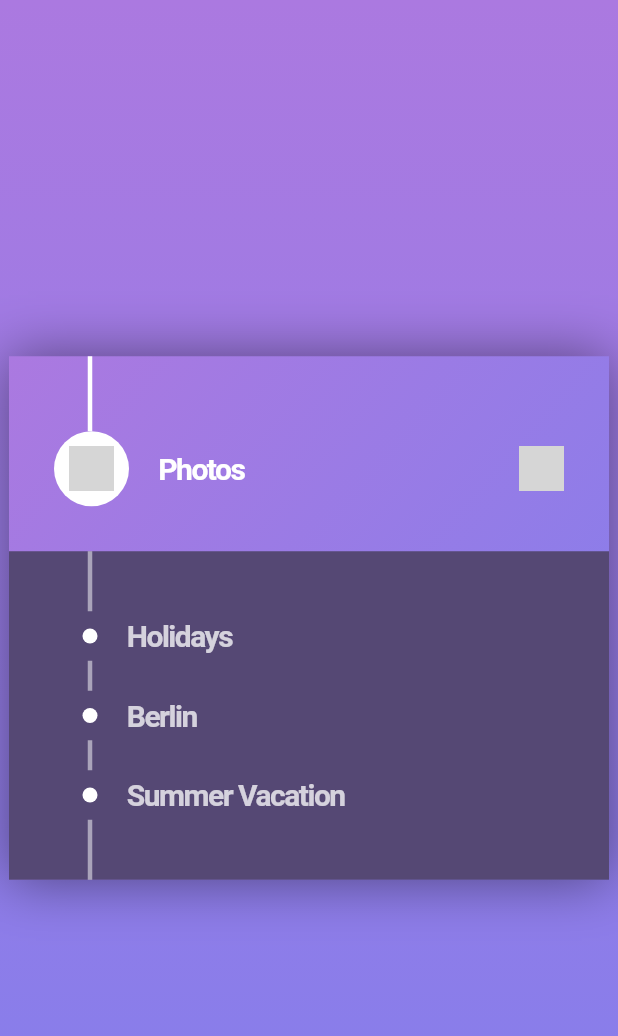
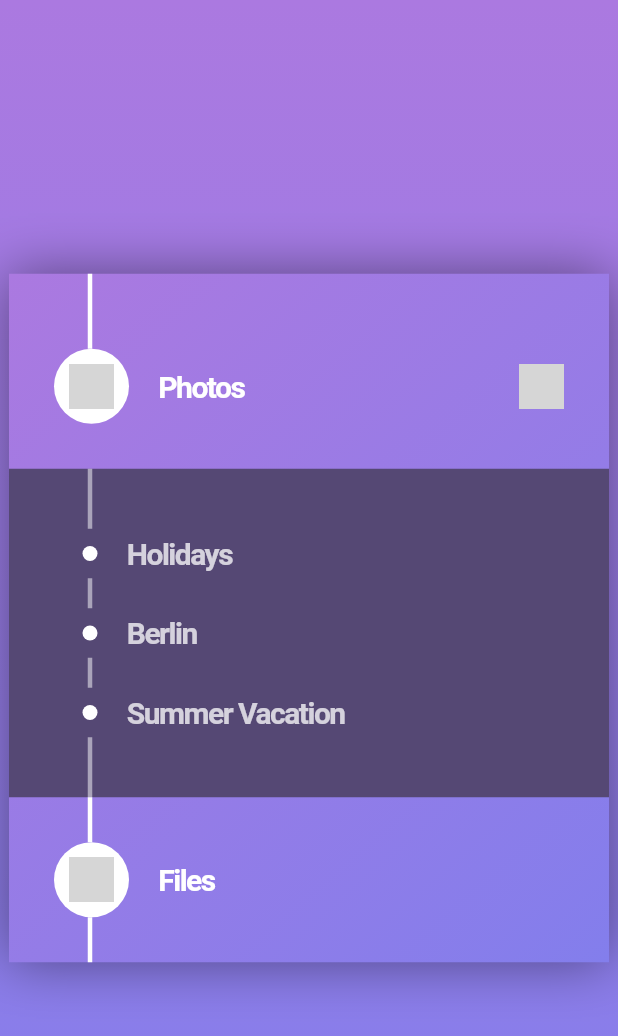
Before and after one commit to sparklaunch/Frontloops_12, a Flutter app: the screen it shows after launch, on a phone screen of 412 x 824 dp. Shown: the top 1036 px of the screen. Run offline on Flutter 3.47's test engine with Material 2 defaults, Android fonts, the phone set to English and light mode, and no system bars; grey boxes are pictures that could not be loaded.

Commit message:
add footer

```diff
--- /dev/null
+++ b/lib/components/Footer.dart
@@ -0,0 +1,61 @@
+import "package:flutter/material.dart";
+
+import "package:frontloops_12/components/VerticalLine.dart";
+
+class Footer extends StatelessWidget {
+  @override
+  Widget build(BuildContext context) {
+    return Container(
+      padding: EdgeInsets.symmetric(
+        horizontal: 30.0,
+      ),
+      child: Column(
+        children: [
+          VerticalLine(
+            color: Colors.white,
+            height: 30.0,
+          ),
+          Row(
+            children: [
+              Container(
+                child: Row(
+                  children: [
+                    Container(
+                      alignment: Alignment.center,
+                      width: 50.0,
+                      height: 50.0,
+                      decoration: BoxDecoration(
+                        shape: BoxShape.circle,
+                        color: Colors.white,
+                      ),
+                      child: Image.asset(
+                        "./assets/images/folder.png",
+                        scale: 0.8,
+                      ),
+                    ),
+                    SizedBox(
+                      width: 20.0,
+                    ),
+                    Text(
+                      "Files",
+                      style: TextStyle(
+                        color: Colors.white,
+                        fontSize: 20.0,
+                        fontWeight: FontWeight.bold,
+                        letterSpacing: -1,
+                      ),
+                    ),
+                  ],
+                ),
+              ),
+            ],
+          ),
+          VerticalLine(
+            color: Colors.white,
+            height: 30.0,
+          ),
+        ],
+      ),
+    );
+  }
+}
--- a/lib/screens/MainScreen.dart
+++ b/lib/screens/MainScreen.dart
@@ -2,6 +2,7 @@ import "package:flutter/material.dart";
 
 import "package:frontloops_12/components/Header.dart";
 import "package:frontloops_12/components/Middle.dart";
+import "package:frontloops_12/components/Footer.dart";
 
 class MainScreen extends StatelessWidget {
   static const String route = "/";
@@ -56,6 +57,7 @@ class MainScreen extends StatelessWidget {
             children: [
               Header(),
               Middle(),
+              Footer(),
             ],
           ),
         ),
```
